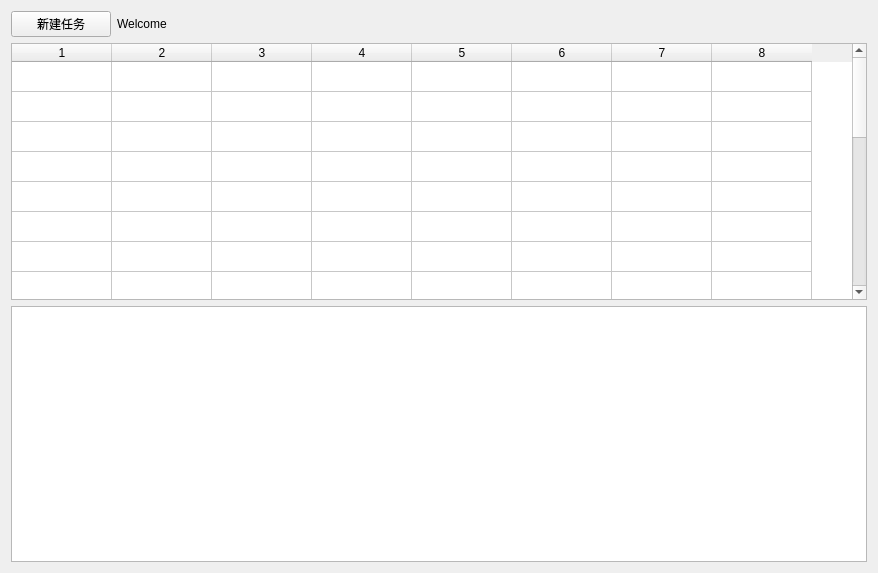
cash2one/AutoDriver, file framework/gui/ui/src/home.ui: the form before one commit.
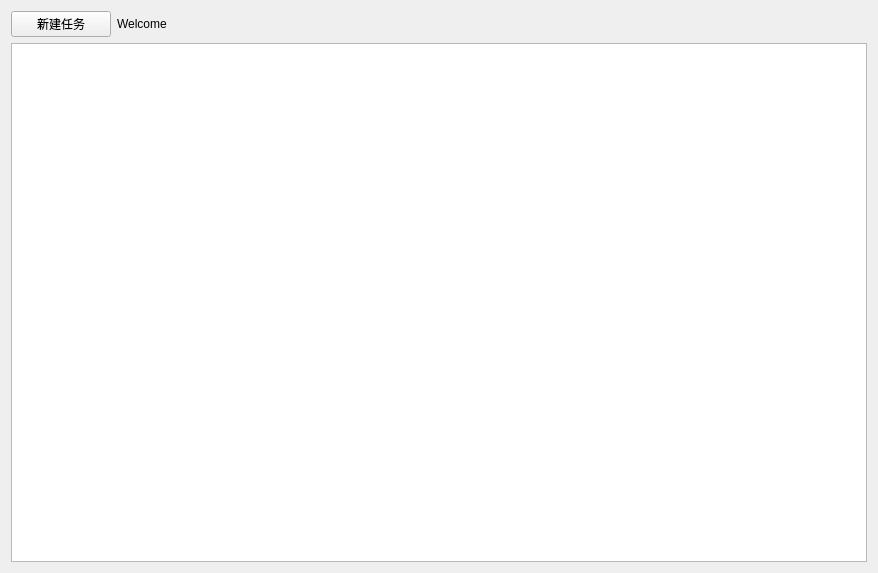
The form after the commit.

The edit to the form file:
```diff
--- a/framework/gui/ui/src/home.ui
+++ b/framework/gui/ui/src/home.ui
@@ -38,59 +38,6 @@
      </item>
     </layout>
    </item>
-   <item>
-    <widget class="QTableWidget" name="table_task">
-     <property name="baseSize">
-      <size>
-       <width>0</width>
-       <height>0</height>
-      </size>
-     </property>
-     <property name="contextMenuPolicy">
-      <enum>Qt::ActionsContextMenu</enum>
-     </property>
-     <property name="rowCount">
-      <number>20</number>
-     </property>
-     <property name="columnCount">
-      <number>8</number>
-     </property>
-     <attribute name="horizontalHeaderCascadingSectionResizes">
-      <bool>true</bool>
-     </attribute>
-     <attribute name="verticalHeaderVisible">
-      <bool>false</bool>
-     </attribute>
-     <row/>
-     <row/>
-     <row/>
-     <row/>
-     <row/>
-     <row/>
-     <row/>
-     <row/>
-     <row/>
-     <row/>
-     <row/>
-     <row/>
-     <row/>
-     <row/>
-     <row/>
-     <row/>
-     <row/>
-     <row/>
-     <row/>
-     <row/>
-     <column/>
-     <column/>
-     <column/>
-     <column/>
-     <column/>
-     <column/>
-     <column/>
-     <column/>
-    </widget>
-   </item>
    <item>
     <widget class="QTableView" name="tv_task">
      <attribute name="horizontalHeaderCascadingSectionResizes">
```
